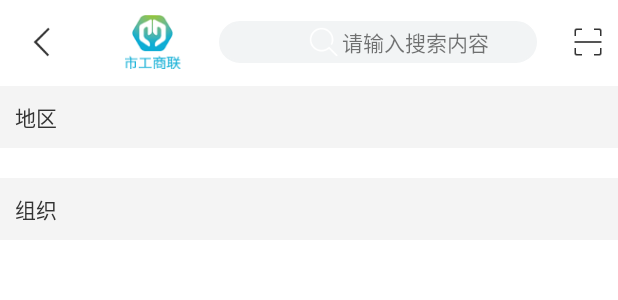
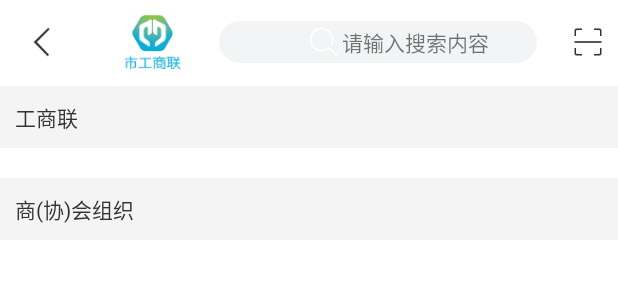
Before and after one commit to Business-master/Business-master, an Android app: the layout activity_area2.xml on its own in the app's theme, with its tools: preview values and no code run, on a phone screen of 412 x 824 dp. Shown: the top 300 px of the screen. Run offline under Robolectric (Android 15) with nearby library versions, the phone set to English and light mode, and no system bars.

Commit message:
首页地区4

```diff
--- a/app/src/main/java/com/bus/business/mvp/ui/activities/AreaActivity.java
+++ b/app/src/main/java/com/bus/business/mvp/ui/activities/AreaActivity.java
@@ -17,6 +17,9 @@
 
 import butterknife.BindView;
 
+/**
+ * 选择切换地区的页面
+ */
 public class AreaActivity extends BaseActivity implements AreaView{
 
     @BindView(R.id.area_gv)
--- a/app/src/main/java/com/bus/business/mvp/ui/fragment/MainPagerFragment.java
+++ b/app/src/main/java/com/bus/business/mvp/ui/fragment/MainPagerFragment.java
@@ -119,11 +119,11 @@
                     public void onNext(RspAreaBean rspAreaBean) {
                         AreaBean areaBean =  rspAreaBean.getBody().getAreaList().get(0);
                         String str =areaBean.getName();
-                        int i = str.indexOf("工商联");
-                        customArea=str.substring(0,i);
+//                        int i = str.indexOf("工商联");
+//                        customArea=str.substring(0,i);
                         mTitles.add(TITLE[0]);
                         mTitles.add(TITLE[1]);
-                        mTitles.add(customArea);
+                        mTitles.add(str);
 
 
                         mViewPageAdapter = new ViewPageAdapter(getActivity().getSupportFragmentManager(),mTitles,mFragments);
--- a/app/src/main/res/layout/activity_area2.xml
+++ b/app/src/main/res/layout/activity_area2.xml
@@ -21,7 +21,7 @@
         <TextView
             android:textColor="@color/color_333333"
             android:background="@color/background_color"
-            android:text="地区"
+            android:text="工商联"
             android:padding="10dp"
             android:gravity="center_vertical"
             android:layout_width="match_parent"
@@ -29,6 +29,7 @@
         <com.bus.business.mvp.view.CustomGridView
             android:id="@+id/area_gv"
             android:numColumns="3"
+            android:gravity="center"
             android:verticalSpacing="10dp"
             android:horizontalSpacing="10dp"
             android:padding="10dp"
@@ -43,7 +44,7 @@
             <TextView
                 android:textColor="@color/color_333333"
                 android:background="@color/background_color"
-                android:text="组织"
+                android:text="商(协)会组织"
                 android:padding="10dp"
                 android:gravity="center_vertical"
                 android:layout_width="match_parent"
@@ -51,6 +52,7 @@
             <com.bus.business.mvp.view.CustomGridView
                 android:id="@+id/orgina_gv"
                 android:numColumns="3"
+                android:gravity="center"
                 android:verticalSpacing="10dp"
                 android:horizontalSpacing="10dp"
                 android:padding="10dp"
--- a/app/src/main/res/layout/item_news.xml
+++ b/app/src/main/res/layout/item_news.xml
@@ -63,6 +63,7 @@
             android:textSize="12sp"
             tools:text="05-28 20:09" />
         <TextView
+            android:padding="3dp"
             android:layout_alignParentBottom="true"
             android:layout_alignTop="@id/item_desc"
             android:layout_marginLeft="@dimen/item_margin"
@@ -71,7 +72,7 @@
             android:gravity="bottom"
             android:id="@+id/type"
             android:visibility="gone"
-            android:background="@color/white"
+            android:background="@drawable/red_rectange"
             android:textColor="@color/red"
             android:text="商讯"
             android:layout_width="wrap_content"
```
Also changed, not shown: app/src/main/res/drawable/red_rectange.xml (added, +7 -0 lines).
